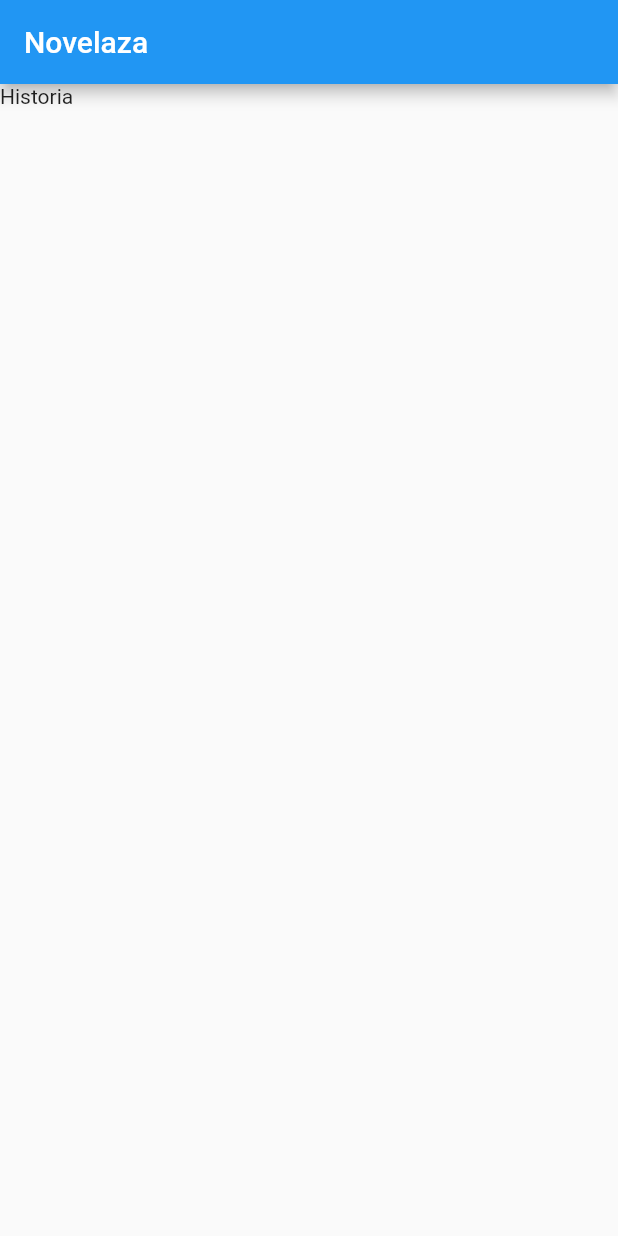
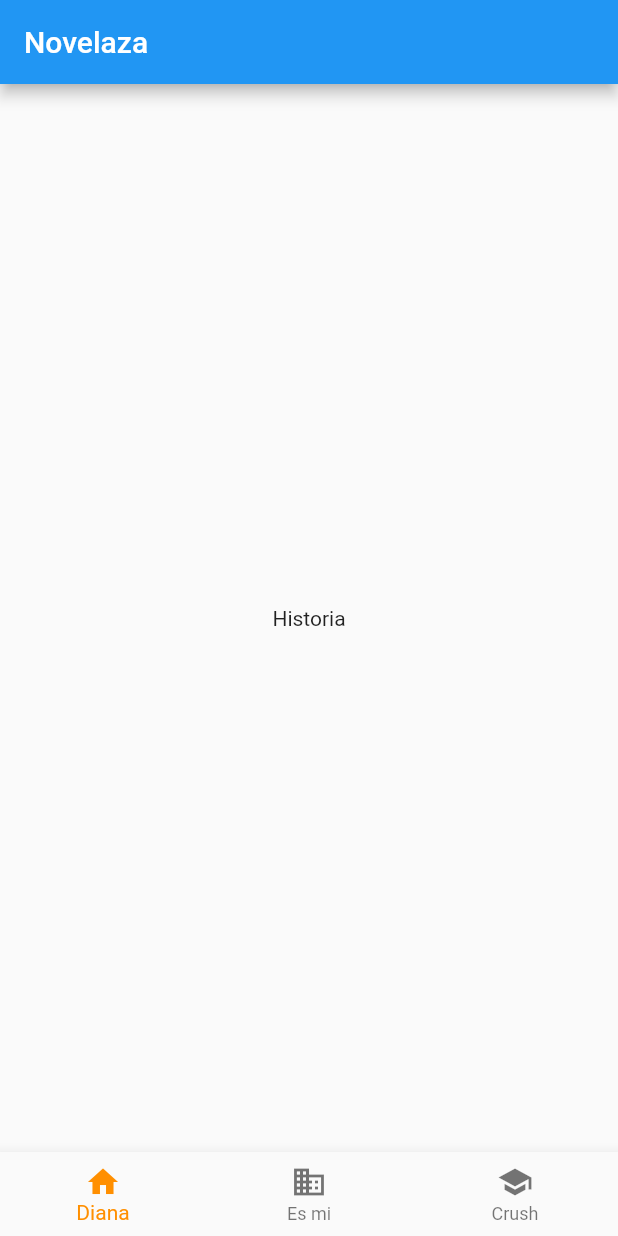
Before and after one commit to Migue28/Juego_Novela_en_Flutter, a Flutter app: the screen it shows after launch, on a phone screen of 412 x 824 dp. Run offline on Flutter 3.47's test engine with Material 2 defaults, Android fonts, the phone set to English and light mode, and no system bars.

Commit message:
Se agregó Opciones.dart y se enlazó al main.

```diff
--- /dev/null
+++ b/lib/Opciones.dart
@@ -0,0 +1,31 @@
+import 'package:flutter/material.dart';
+
+class Opciones extends StatefulWidget {
+  @override
+  _OpcionesState createState() => _OpcionesState();
+}
+
+class _OpcionesState extends State<Opciones> {
+  @override
+  Widget build(BuildContext context) {
+    return Container(
+      child: BottomNavigationBar(
+        items: const <BottomNavigationBarItem>[
+          BottomNavigationBarItem(
+            icon: Icon(Icons.home),
+            title: Text('Diana'),
+          ),
+          BottomNavigationBarItem(
+            icon: Icon(Icons.business),
+            title: Text('Es mi'),
+          ),
+          BottomNavigationBarItem(
+            icon: Icon(Icons.school),
+            title: Text('Crush'),
+          ),
+        ],
+        selectedItemColor: Colors.amber[800],
+      ),
+    );
+  }
+}
--- a/lib/main.dart
+++ b/lib/main.dart
@@ -1,6 +1,8 @@
 import 'package:flutter/material.dart';
+import 'package:novel_game/Opciones.dart';
 
 import './Historia.dart';
+import './Opciones.dart';
 
 void main() => runApp(MyApp());
 
@@ -31,7 +33,10 @@ class _MyHomeState extends State<MyHome> {
             textAlign: TextAlign.center,
           ),
         ),
-        body: Historia(),
+        body: Center(
+          child: Historia(),
+        ),
+        bottomNavigationBar: Opciones(),
       ),
     );
   }
```
